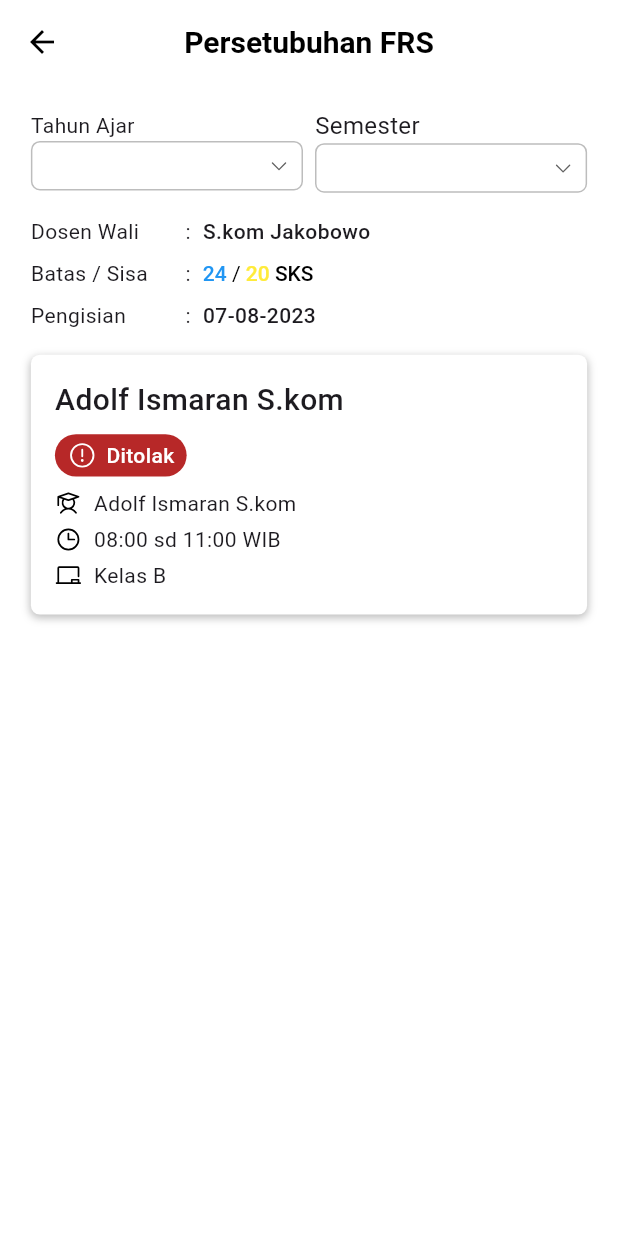
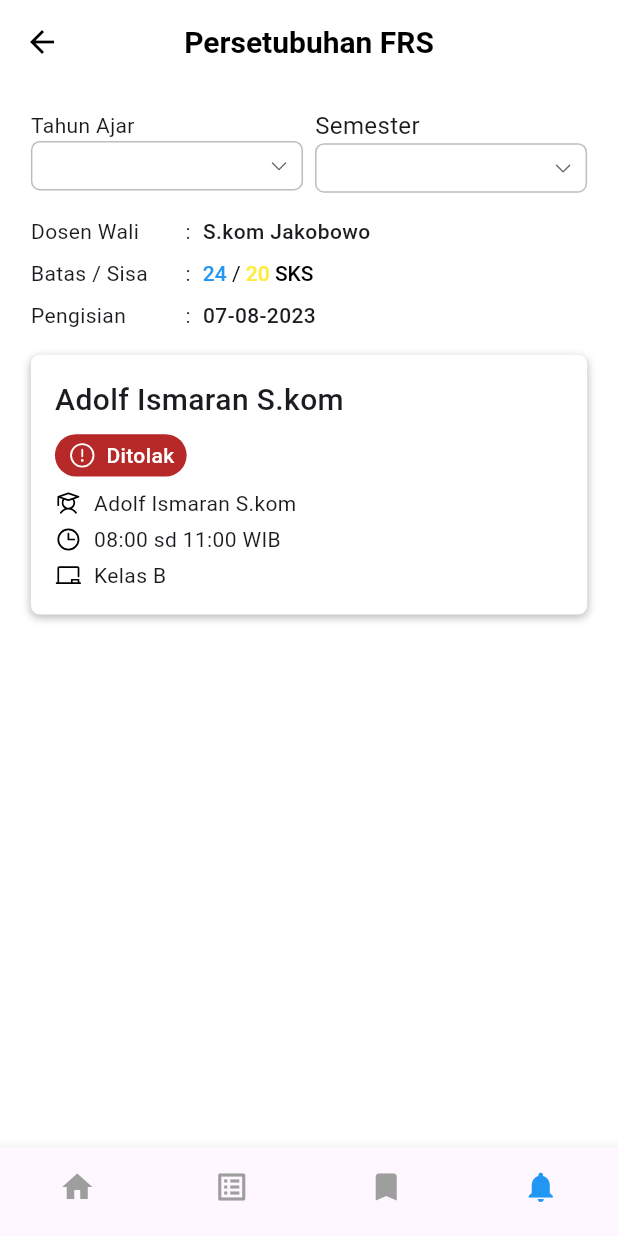
Before and after one commit to Siakad-WPF-x-WPPB/TimelyU, a Flutter app: the FrsView screen opened by its route, on a phone screen of 412 x 824 dp. Run offline on Flutter 3.47's test engine with Material 3 defaults, Android fonts, the phone set to English and light mode, and no system bars; our stand-ins replace get, google_fonts, phosphor_flutter.

Commit message:
feat: implement home and schedule views, update navigation and bindings

```diff
--- a/lib/main.dart
+++ b/lib/main.dart
@@ -1,6 +1,5 @@
 import 'package:flutter/material.dart';
 import 'package:get/get.dart';
-import 'package:timelyu/modules/task/task_binding.dart';
 
 import 'package:timelyu/routes/app_pages.dart';
 import 'package:timelyu/shared/themes/global_theme.dart';
@@ -17,8 +16,7 @@
     return GetMaterialApp(
       debugShowCheckedModeBanner: true,
       title: 'TimelyU',
-      initialRoute: '/tasks',
-      initialBinding: TaskBinding(),
+      initialRoute: '/',
       theme: AppTheme.lightTheme,
       getPages: AppPages.routes,
     );
--- a/lib/modules/frs/frs_view.dart
+++ b/lib/modules/frs/frs_view.dart
@@ -1,6 +1,7 @@
 import 'package:flutter/material.dart';
 import 'package:google_fonts/google_fonts.dart';
 import 'package:phosphor_flutter/phosphor_flutter.dart';
+import 'package:timelyu/shared/widgets/bottomNavigasi.dart';
 
 class FrsView extends StatefulWidget {
   const FrsView({super.key});
@@ -87,7 +88,7 @@ class _FrsViewState extends State<FrsView> {
                         children: [
                           // * Semester ------------------------------------------------
                           Text('Semester', style: TextStyle(fontSize: 16)),
-                         SizedBox(
+                          SizedBox(
                             height: height * 0.04,
                             child: Container(
                               padding: const EdgeInsets.symmetric(
@@ -158,10 +159,11 @@ class _FrsViewState extends State<FrsView> {
           ),
         ),
       ),
+      bottomNavigationBar: const TaskBottomNavigationBar(),
     );
   }
 
-// TODO: Ganti Warna Batas dan Sisa Dan font dan poop
+  // TODO: Ganti Warna Batas dan Sisa Dan font dan poop
   Widget _buildInfoRow(String label, String value) {
     double width = MediaQuery.of(context).size.width;
     return Row(
--- a/lib/modules/home/home_screen.dart
+++ b/lib/modules/home/home_view.dart
@@ -2,6 +2,7 @@ import 'package:flutter/material.dart';
 import 'package:get/get.dart';
 
 import 'home_controller.dart';
+import 'package:timelyu/shared/widgets/bottomNavigasi.dart';
 
 class HomeView extends StatefulWidget {
   const HomeView({super.key});
@@ -435,6 +436,7 @@ class _HomeViewState extends State<HomeView> {
           ),
         ),
       ),
+      bottomNavigationBar: const TaskBottomNavigationBar(),
     );
   }
 }
--- a/lib/modules/schedule/schedule_binding.dart
+++ b/lib/modules/schedule/schedule_binding.dart
@@ -0,0 +1,10 @@
+import 'package:get/get.dart';
+
+import './schedule_controller.dart';
+
+class ScheduleBinding extends Bindings {
+  @override
+  void dependencies() {
+    Get.lazyPut<ScheduleController>(() => ScheduleController());
+  }
+}
--- a/lib/modules/schedule/schedule_controller.dart
+++ b/lib/modules/schedule/schedule_controller.dart
@@ -0,0 +1,5 @@
+import 'package:get/get.dart';
+
+class ScheduleController extends GetxController {
+  final text = 'Adrian Sondang Irawan!'.obs;
+}
--- a/lib/modules/task/task_screen.dart
+++ b/lib/modules/task/task_view.dart
@@ -7,8 +7,8 @@ import 'package:timelyu/shared/widgets/task_list.dart';
 import 'task_controller.dart';
 
 // Main Task Screen
-class TaskScreen extends GetView<TaskController> {
-  const TaskScreen({Key? key}) : super(key: key);
+class TaskView extends GetView<TaskController> {
+  const TaskView({super.key});
 
   @override
   Widget build(BuildContext context) {
--- a/lib/routes/app_pages.dart
+++ b/lib/routes/app_pages.dart
@@ -1,30 +1,45 @@
 import 'package:get/get.dart';
-import 'package:timelyu/modules/task/task_binding.dart';
-import 'package:timelyu/modules/task/task_screen.dart';
-import 'package:timelyu/modules/frs/frs_view.dart';
 import './app_routes.dart';
 
-import '../modules/home/home_screen.dart';
+import '../modules/home/home_view.dart';
+import '../modules/schedule/schedule_view.dart';
+import '../modules/task/task_view.dart';
+import '../modules/frs/frs_view.dart';
 
-
-import '../modules/home/home_binding.dart';
+import '../modules/home/home_binding.dart' as home;
+import '../modules/schedule/schedule_binding.dart' as schedule;
+import '../modules/task/task_binding.dart';
 
 class AppPages {
   static final routes = [
     GetPage(
       name: AppRoutes.home,
       page: () => HomeView(),
-      binding: HomeBinding(),
+      binding: home.HomeBinding(),
+      transition: Transition.native,
     ),
     GetPage(
       name: AppRoutes.root,
       page: () => HomeView(),
-      binding: HomeBinding(),
+      binding: home.HomeBinding(),
+      transition: Transition.native,
+    ),
+    GetPage(
+      name: AppRoutes.schedule,
+      page: () => ScheduleView(),
+      binding: schedule.ScheduleBinding(),
+      transition: Transition.native,
     ),
     GetPage(
       name: AppRoutes.frs,
       page: () => FrsView(),
+      transition: Transition.native,
     ),
-    GetPage(name: AppRoutes.tasks, page: () => TaskScreen(), binding: TaskBinding()),
+    GetPage(
+      name: AppRoutes.tasks,
+      page: () => TaskView(),
+      binding: TaskBinding(),
+      transition: Transition.native,
+    ),
   ];
 }
--- a/lib/shared/widgets/bottomNavigasi.dart
+++ b/lib/shared/widgets/bottomNavigasi.dart
@@ -1,25 +1,73 @@
 import 'package:flutter/material.dart';
+import 'package:get/get.dart';
 
 class TaskBottomNavigationBar extends StatelessWidget {
-  const TaskBottomNavigationBar({Key? key}) : super(key: key);
+  const TaskBottomNavigationBar({super.key});
 
   @override
   Widget build(BuildContext context) {
+    final route = Get.currentRoute;
+    int currentIndex = 0;
+
+    if (route == '/home') {
+      currentIndex = 0;
+    } else if (route == '/schedule') {
+      currentIndex = 1;
+    } else if (route == '/tasks') {
+      currentIndex = 2;
+    } else if (route == '/frs') {
+      currentIndex = 3;
+    }
+
     return BottomNavigationBar(
       type: BottomNavigationBarType.fixed,
-      currentIndex: 2, // Index for Tasks tab
+      currentIndex: currentIndex,
+      selectedItemColor: Colors.blue,
       onTap: (index) {
-        // Handle navigation to other tabs
-        // This would typically use Get.toNamed() to navigate to other screens
+        switch (index) {
+          case 0:
+            Get.offNamed('/home');
+            break;
+          case 1:
+            Get.offNamed('/schedule');
+            break;
+          case 2:
+            Get.offNamed('/tasks');
+            break;
+          case 3:
+            Get.offNamed('/frs');
+            break;
+        }
       },
-      items: const [
-        BottomNavigationBarItem(icon: Icon(Icons.home), label: ''),
-        BottomNavigationBarItem(icon: Icon(Icons.list_alt), label: ''),
+      items: [
         BottomNavigationBarItem(
-          icon: Icon(Icons.bookmark, color: Colors.blue),
+          icon: Icon(
+            Icons.home,
+            color: currentIndex == 0 ? Colors.blue : Colors.grey,
+          ),
           label: '',
         ),
-        BottomNavigationBarItem(icon: Icon(Icons.notifications), label: ''),
+        BottomNavigationBarItem(
+          icon: Icon(
+            Icons.list_alt,
+            color: currentIndex == 1 ? Colors.blue : Colors.grey,
+          ),
+          label: '',
+        ),
+        BottomNavigationBarItem(
+          icon: Icon(
+            Icons.bookmark,
+            color: currentIndex == 2 ? Colors.blue : Colors.grey,
+          ),
+          label: '',
+        ),
+        BottomNavigationBarItem(
+          icon: Icon(
+            Icons.notifications,
+            color: currentIndex == 3 ? Colors.blue : Colors.grey,
+          ),
+          label: '',
+        ),
       ],
     );
   }
```
Also changed, not shown: lib/modules/schedule/schedule_view.dart (added, +266 -0 lines), lib/modules/schedule/schedule_screen.dart (deleted).
